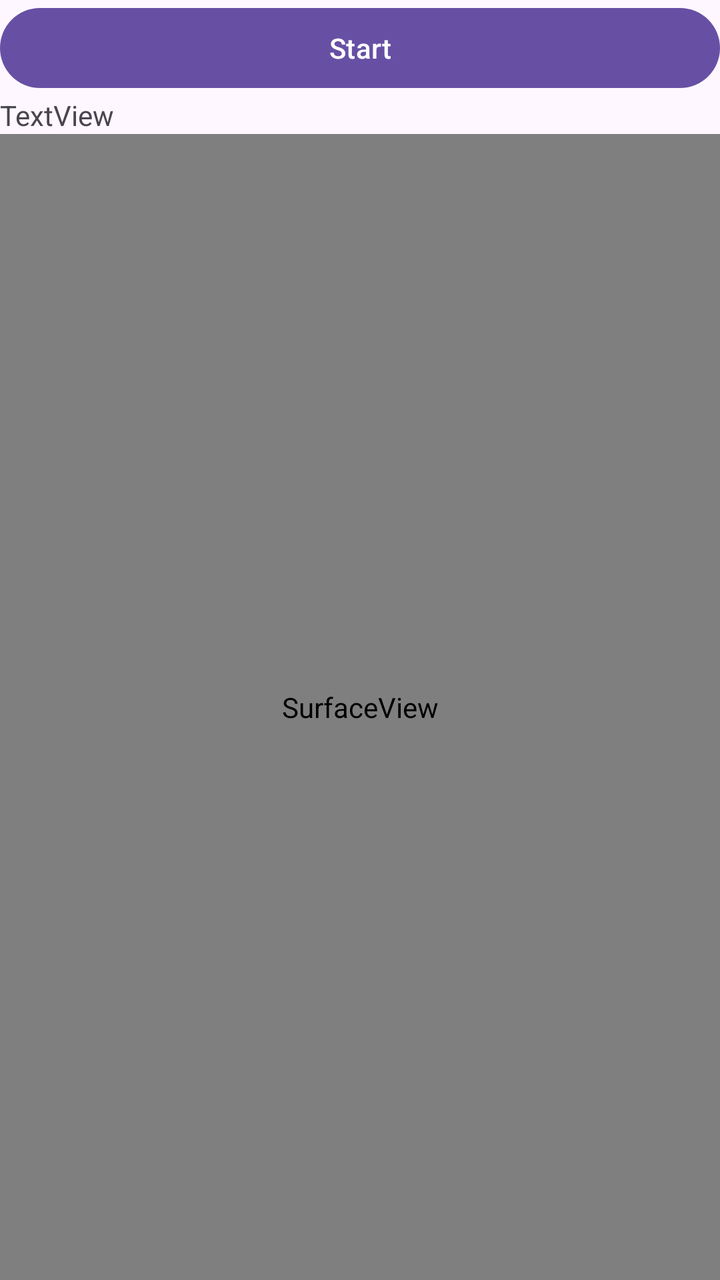
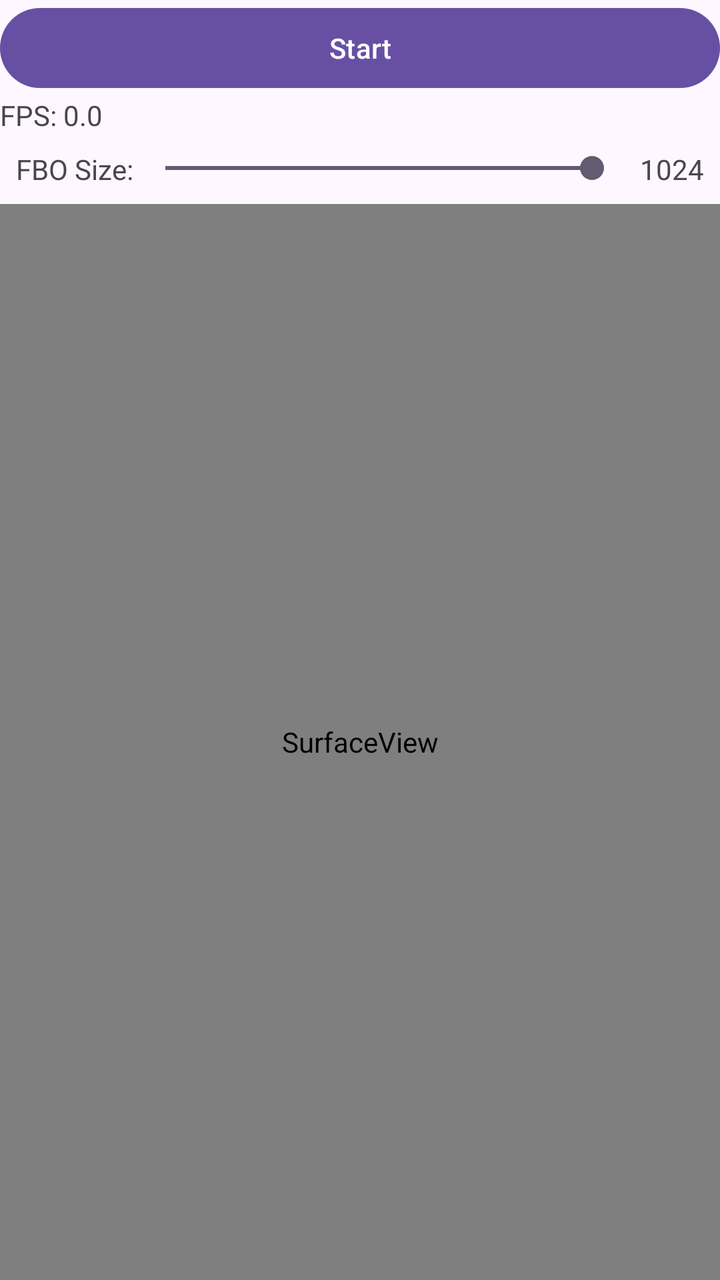

An Android layout rendered at two revisions. The XML below is the earlier revision; the diff shows what the commit changed to produce the second picture.
<!-- AndroidManifest.xml: application theme Theme.DemoApp -->
<!-- res/layout/activity_doku_kinoko.xml -->
<?xml version="1.0" encoding="utf-8"?>
<androidx.constraintlayout.widget.ConstraintLayout xmlns:android="http://schemas.android.com/apk/res/android"
    xmlns:app="http://schemas.android.com/apk/res-auto"
    xmlns:tools="http://schemas.android.com/tools"
    android:id="@+id/main"
    android:layout_width="match_parent"
    android:layout_height="match_parent"
    tools:context=".DokuKinokoActivity">

    <LinearLayout
        android:layout_width="match_parent"
        android:layout_height="match_parent"
        android:orientation="vertical">

        <Button
            android:id="@+id/StartKinoko"
            android:layout_width="match_parent"
            android:layout_height="wrap_content"
            android:text="Start" />

        <TextView
            android:id="@+id/KinokoFramerateTextView"
            android:layout_width="match_parent"
            android:layout_height="wrap_content"
            android:text="TextView" />

        <SurfaceView
            android:id="@+id/KinokoSurface"
            android:layout_width="match_parent"
            android:layout_height="match_parent"
            android:layout_weight="1" />
    </LinearLayout>
</androidx.constraintlayout.widget.ConstraintLayout>
<!-- resources referenced by this layout -->
<resources>
  <style name="Theme.DemoApp" parent="Base.Theme.DemoApp" />
  <style name="Base.Theme.DemoApp" parent="Theme.Material3.DayNight.NoActionBar">
          
          
      </style>
</resources>

<!-- the commit's change to res/layout/activity_doku_kinoko.xml (unified diff, before → after) -->
@@ -22,7 +22,35 @@
             android:id="@+id/KinokoFramerateTextView"
             android:layout_width="match_parent"
             android:layout_height="wrap_content"
-            android:text="TextView" />
+            android:text="FPS: 0.0" />
+
+        <LinearLayout
+            android:layout_width="match_parent"
+            android:layout_height="wrap_content"
+            android:orientation="horizontal"
+            android:padding="8dp">
+
+            <TextView
+                android:layout_width="wrap_content"
+                android:layout_height="wrap_content"
+                android:text="FBO Size:" />
+
+            <SeekBar
+                android:id="@+id/FboSizeSeekBar"
+                android:layout_width="0dp"
+                android:layout_height="wrap_content"
+                android:layout_weight="1"
+                android:max="1024"
+                android:min="128"
+                android:progress="1024" />
+
+            <TextView
+                android:id="@+id/FboSizeValue"
+                android:layout_width="wrap_content"
+                android:layout_height="wrap_content"
+                android:text="1024"
+                android:layout_marginStart="8dp"/>
+        </LinearLayout>
 
         <SurfaceView
             android:id="@+id/KinokoSurface"
